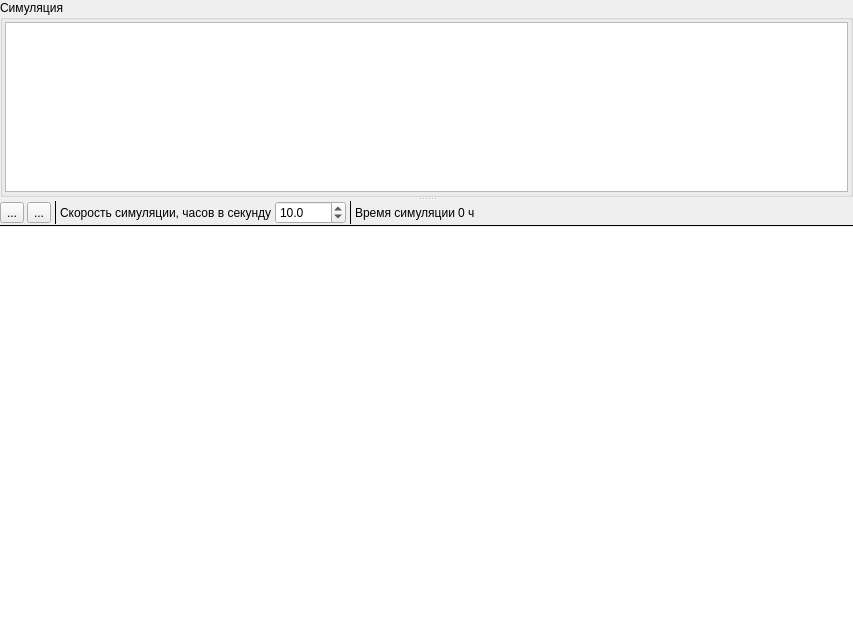
Above: viewer/mainwindow.ui from strawfill/ship before the change. Below: the same form after it.
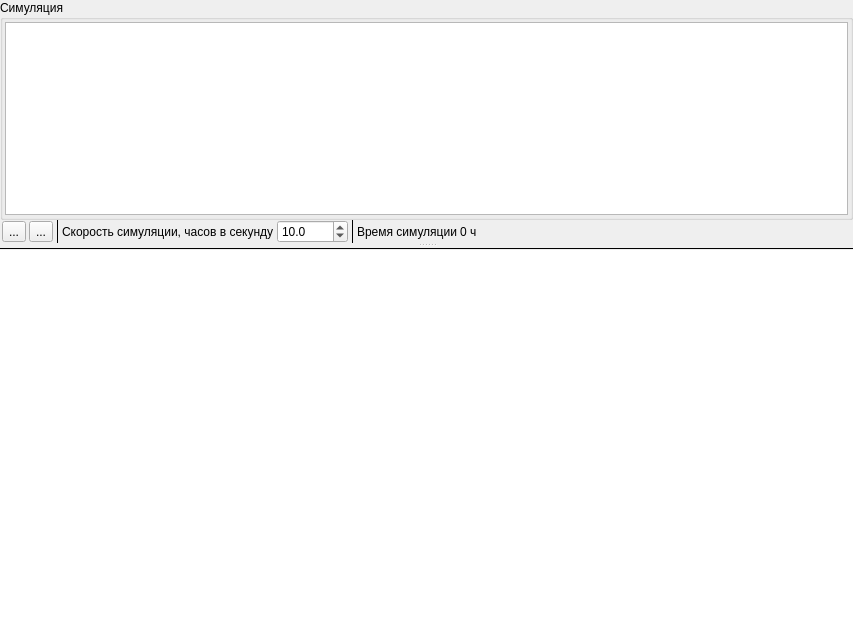
That is the form after the change. Icons and pictures are not drawn. Custom widgets are drawn as their Qt base class.

The edit to the form file:
```diff
--- a/viewer/mainwindow.ui
+++ b/viewer/mainwindow.ui
@@ -46,7 +46,10 @@
        <bool>false</bool>
       </property>
       <widget class="QWidget" name="horizontalLayoutWidget">
-       <layout class="QHBoxLayout" name="horizontalLayout" stretch="1">
+       <layout class="QVBoxLayout" name="verticalLayout_3" stretch="1,0">
+        <property name="spacing">
+         <number>0</number>
+        </property>
         <item>
          <widget class="QGroupBox" name="groupBox_simulation">
           <property name="title">
@@ -65,13 +68,22 @@
            <property name="bottomMargin">
             <number>2</number>
            </property>
-           <property name="spacing">
+           <property name="horizontalSpacing">
             <number>2</number>
            </property>
+           <property name="verticalSpacing">
+            <number>0</number>
+           </property>
            <item row="0" column="0">
             <layout class="QVBoxLayout" name="verticalLayout" stretch="1">
+             <property name="spacing">
+              <number>0</number>
+             </property>
              <item>
               <layout class="QVBoxLayout" name="simulationViewLayout">
+               <property name="spacing">
+                <number>0</number>
+               </property>
                <item>
                 <widget class="IgnoreDndGraphicsView" name="graphicsView">
                  <property name="verticalScrollBarPolicy">
@@ -95,13 +107,6 @@
           </layout>
          </widget>
         </item>
-       </layout>
-      </widget>
-      <widget class="QWidget" name="verticalLayoutWidget_2">
-       <layout class="QVBoxLayout" name="verticalLayout_2">
-        <property name="spacing">
-         <number>0</number>
-        </property>
         <item>
          <widget class="QWidget" name="simulationParams" native="true">
           <layout class="QGridLayout" name="gridLayout">
@@ -125,6 +130,12 @@
              <property name="spacing">
               <number>3</number>
              </property>
+             <property name="leftMargin">
+              <number>2</number>
+             </property>
+             <property name="rightMargin">
+              <number>2</number>
+             </property>
              <item>
               <widget class="QToolButton" name="tb_startpause">
                <property name="text">
@@ -245,6 +256,13 @@
           </layout>
          </widget>
         </item>
+       </layout>
+      </widget>
+      <widget class="QWidget" name="verticalLayoutWidget_2">
+       <layout class="QVBoxLayout" name="verticalLayout_2">
+        <property name="spacing">
+         <number>0</number>
+        </property>
         <item>
          <widget class="Line" name="line_3">
           <property name="frameShadow">
```
